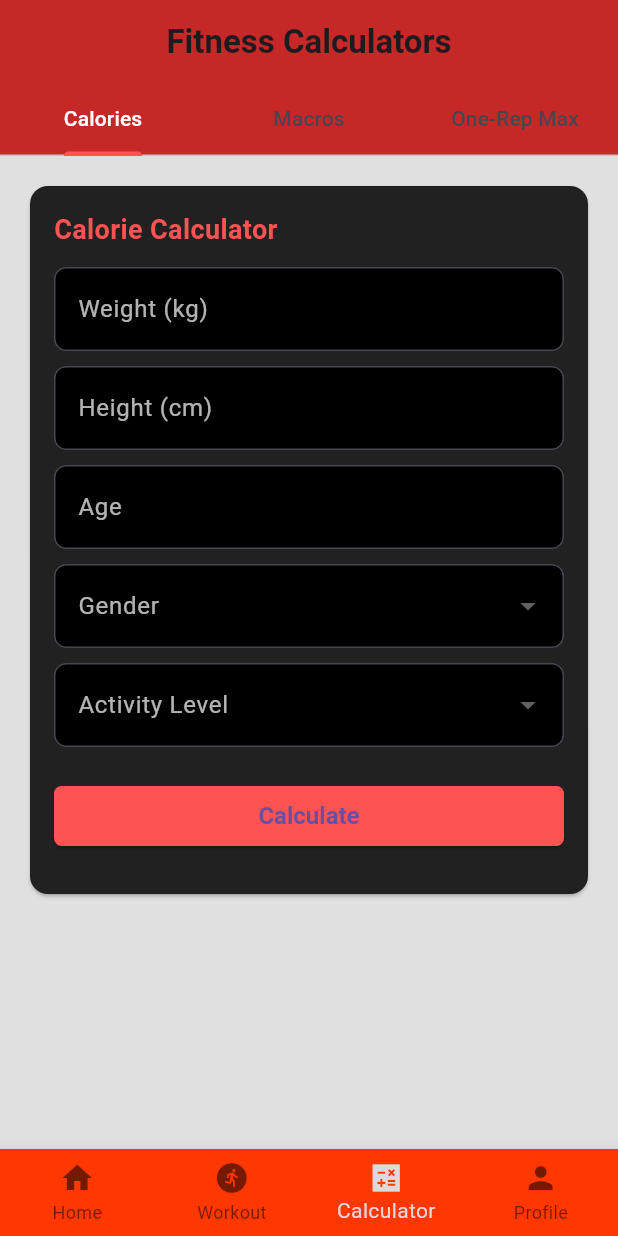
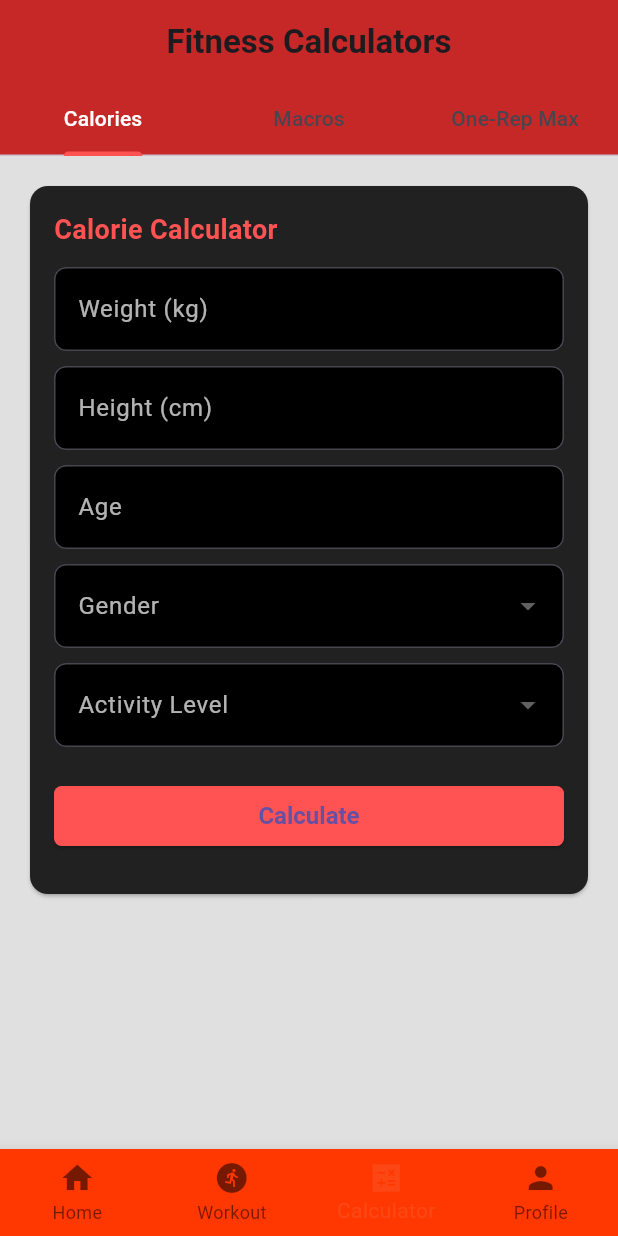
Before and after one commit to Adarsha5421/Sweat_fitness_mobiles, a Flutter app: the MyDashboardScreen screen opened directly, item 3 of the bottom bar chosen, on a phone screen of 412 x 824 dp. Run offline on Flutter 3.47's test engine with Material 3 defaults, Android fonts, the phone set to English and light mode, and no system bars; our stand-ins replace bloc, dartz, dio, equatable, flutter_bloc, flutter_spinkit and 9 more; accounts and stored records are empty; network calls fail; Roboto replaces fonts that are missing (Montserrat Regular).

Commit message:
lstBOttomScreens

```diff
--- a/lib/features/dashboard/presentation/pages/dashboad_screen.dart
+++ b/lib/features/dashboard/presentation/pages/dashboad_screen.dart
@@ -41,7 +41,7 @@ class _MyDashboardScreenState extends State<MyDashboardScreen> {
         body: lstBOttomScreen[_selectedIndex],
         bottomNavigationBar: BottomNavigationBar(
           type: BottomNavigationBarType.fixed,
-          selectedItemColor: const Color.fromARGB(255, 222, 218, 218),
+          selectedItemColor: const Color.fromARGB(25, 222, 218, 218),
           backgroundColor: const Color.fromARGB(255, 255, 55, 0),
           items: const [
             BottomNavigationBarItem(icon: Icon(Icons.home), label: 'Home'),
```
